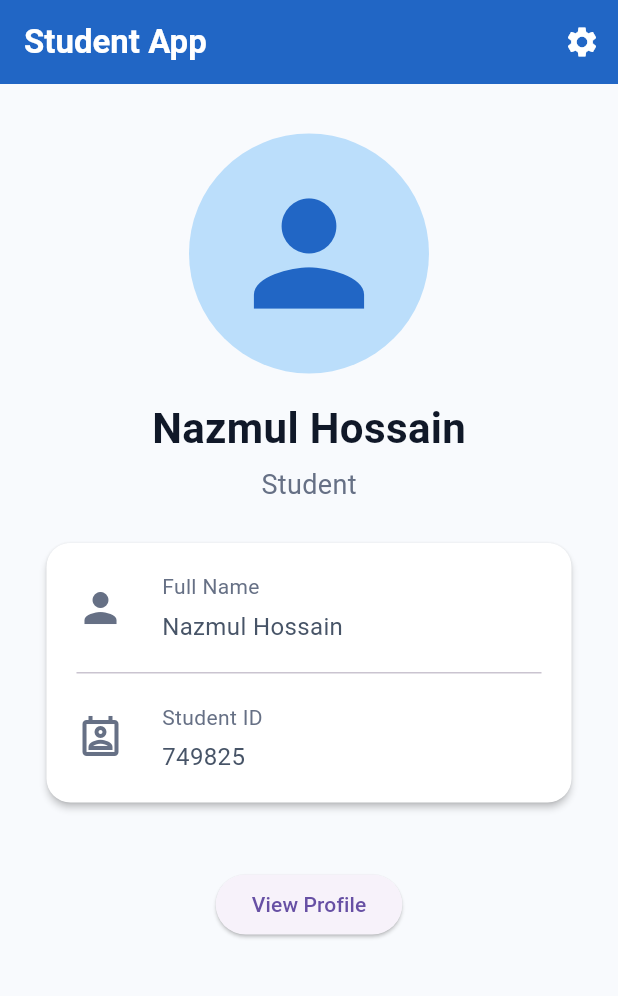
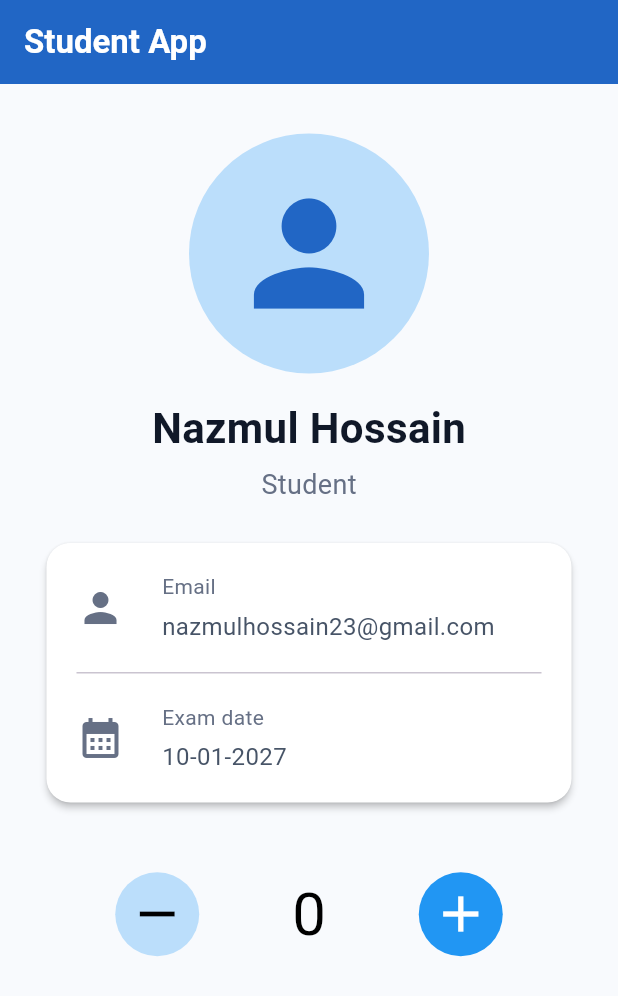
Before and after one commit to nazmuldev23/BD_calling_project, a Flutter app: the screen it shows after launch, after a tap on "View Profile", on a phone screen of 412 x 824 dp. Shown: the top 996 px of the screen. Run offline on Flutter 3.47's test engine with Material 3 defaults, Android fonts, the phone set to English and light mode, and no system bars; our stand-ins replace get, sign_in_button.

Commit message:
Counter app with getX

```diff
--- /dev/null
+++ b/lib/View/Studen_protal_view/Controller/counter_controller.dart
@@ -0,0 +1,15 @@
+import 'package:get/get.dart';
+
+class CounterController extends GetxController {
+  RxInt quantity = 0.obs;
+
+  void increment() {
+    quantity.value++;
+  }
+
+  void decrement() {
+    if (quantity.value > 0) {
+      quantity.value--;
+    }
+  }
+}
--- a/lib/View/Studen_protal_view/studentApp.dart
+++ b/lib/View/Studen_protal_view/studentApp.dart
@@ -1,5 +1,6 @@
 import 'package:bd_calling_batch2/View/Studen_protal_view/Widget/alart_dialog.dart';
 import 'package:bd_calling_batch2/View/Studen_protal_view/Widget/profile_info.dart';
+import 'package:bd_calling_batch2/View/Studen_protal_view/student_profile.dart';
 import 'package:flutter/material.dart';
 import 'package:get/get.dart';
 import 'package:get/get_core/src/get_main.dart';
@@ -26,15 +27,19 @@ class StudentApp extends StatelessWidget {
           style: TextStyle(fontWeight: FontWeight.bold),
         ),
         actions: [
-          IconButton(onPressed: (){
-            // Get.snackbar(
-            //   backgroundColor: Colors.green.shade100,
-            //     snackPosition: SnackPosition.BOTTOM,
-            //     "login",'success');
-            SettingsDialog.show(title: 'Alart box', content: 'Do you want to navigate in settings');
-          },
-              icon: Icon(Icons.settings)
-          )
+          IconButton(
+            onPressed: () {
+              // Get.snackbar(
+              //   backgroundColor: Colors.green.shade100,
+              //     snackPosition: SnackPosition.BOTTOM,
+              //     "login",'success');
+              SettingsDialog.show(
+                title: 'Alart box',
+                content: 'Do you want to navigate in settings',
+              );
+            },
+            icon: Icon(Icons.settings),
+          ),
         ],
       ),
       body: SafeArea(
@@ -98,7 +103,20 @@ class StudentApp extends StatelessWidget {
               const SizedBox(height: 28),
 
               // Logout Button
-              ElevatedButton(onPressed: (){}, child: Text('View Profile'))
+              SizedBox(
+                width: double.infinity,
+                height: 50,
+                child: ElevatedButton(
+                  style: ElevatedButton.styleFrom(
+                      foregroundColor: Colors.white,
+                      backgroundColor: Colors.blue
+                  ),
+                  onPressed: () {
+                    Get.off(() =>  StudentProfile());
+                  },
+                  child: Text('View Profile'),
+                ),
+              ),
             ],
           ),
         ),
--- /dev/null
+++ b/lib/View/Studen_protal_view/student_profile.dart
@@ -0,0 +1,135 @@
+
+import 'package:bd_calling_batch2/View/Studen_protal_view/Controller/counter_controller.dart';
+import 'package:bd_calling_batch2/View/Studen_protal_view/Widget/profile_avatar.dart';
+import 'package:bd_calling_batch2/View/Studen_protal_view/Widget/profile_info.dart';
+import 'package:flutter/material.dart';
+import 'package:get/get.dart';
+
+class StudentProfile extends StatefulWidget {
+  StudentProfile({super.key});
+
+  static const String name = "/student-profile";
+
+  final CounterController controller = Get.put(CounterController());
+
+  @override
+  State<StudentProfile> createState() => _StudentProfileState();
+}
+
+class _StudentProfileState extends State<StudentProfile> {
+  @override
+  Widget build(BuildContext context) {
+    return Scaffold(
+      backgroundColor: const Color(0xFFF8FAFD),
+      appBar: AppBar(
+        backgroundColor: const Color(0xFF2166C5),
+        foregroundColor: Colors.white,
+        elevation: 0,
+        title: const Text(
+          'Student App',
+          style: TextStyle(fontWeight: FontWeight.bold),
+        ),
+      ),
+      body: SafeArea(
+        child: SingleChildScrollView(
+          padding: const EdgeInsets.all(15),
+          child: Column(
+            children: [
+              const SizedBox(height: 18),
+
+              const Profile_avatar(),
+
+              const SizedBox(height: 16),
+
+              const Text(
+                'Nazmul Hossain',
+                style: TextStyle(
+                  fontSize: 28,
+                  fontWeight: FontWeight.bold,
+                  color: Color(0xFF101828),
+                ),
+              ),
+
+              const SizedBox(height: 5),
+
+              const Text(
+                'Student',
+                style: TextStyle(
+                  fontSize: 18,
+                  color: Color(0xFF667085),
+                ),
+              ),
+
+              const SizedBox(height: 10),
+
+              Card(
+                elevation: 2,
+                color: Colors.white,
+                margin: const EdgeInsets.all(16),
+                shape: RoundedRectangleBorder(
+                  borderRadius: BorderRadius.circular(16),
+                ),
+                child: Padding(
+                  padding: const EdgeInsets.symmetric(horizontal: 20),
+                  child: Column(
+                    children: [
+                      const ProfileInfo(
+                        icon: Icons.person,
+                        label: 'Email',
+                        value: 'nazmulhossain23@gmail.com',
+                      ),
+                      const Divider(height: 1),
+                      const ProfileInfo(
+                        icon: Icons.calendar_month,
+                        label: 'Exam date',
+                        value: '10-01-2027',
+                      ),
+                    ],
+                  ),
+                ),
+              ),
+
+              const SizedBox(height: 30),
+
+              Row(
+                mainAxisAlignment: MainAxisAlignment.spaceEvenly,
+                children: [
+                  IconButton(
+                    style: IconButton.styleFrom(
+                      backgroundColor: Colors.blue.shade100,
+                    ),
+                    onPressed: widget.controller.decrement,
+                    icon: const Icon(
+                      Icons.remove,
+                      color: Colors.black,
+                    ),
+                    iconSize: 40,
+                  ),
+
+                  Obx(
+                    () => Text(
+                      '${widget.controller.quantity.value}',
+                      style: const TextStyle(
+                        color: Colors.black,
+                        fontSize: 40,
+                      ),
+                    ),
+                  ),
+
+                  IconButton(
+                    style: IconButton.styleFrom(
+                      backgroundColor: Colors.blue,
+                    ),
+                    onPressed: widget.controller.increment,
+                    icon: const Icon(Icons.add,color: Colors.white,),
+                    iconSize: 40,
+                  ),
+                ],
+              ),
+            ],
+          ),
+        ),
+      ),
+    );
+  }
+}
--- a/lib/main.dart
+++ b/lib/main.dart
@@ -1,4 +1,5 @@
 import 'package:bd_calling_batch2/View/Studen_protal_view/studentApp.dart';
+import 'package:bd_calling_batch2/View/Studen_protal_view/student_profile.dart';
 import 'package:flutter/material.dart';
 import 'package:bd_calling_batch2/View/Studen_protal_view/student_home_screens.dart';
 import 'package:bd_calling_batch2/View/Studen_protal_view/profile_view_screen.dart';
@@ -23,6 +24,7 @@ class MyApp extends StatelessWidget {
 
         ProfileScreen.name: (context) => const ProfileScreen(),
         StudentApp.name: (context)=> const StudentApp(),
+        StudentProfile.name: (context) => const ProfileScreen(),
 
 
       },
```
